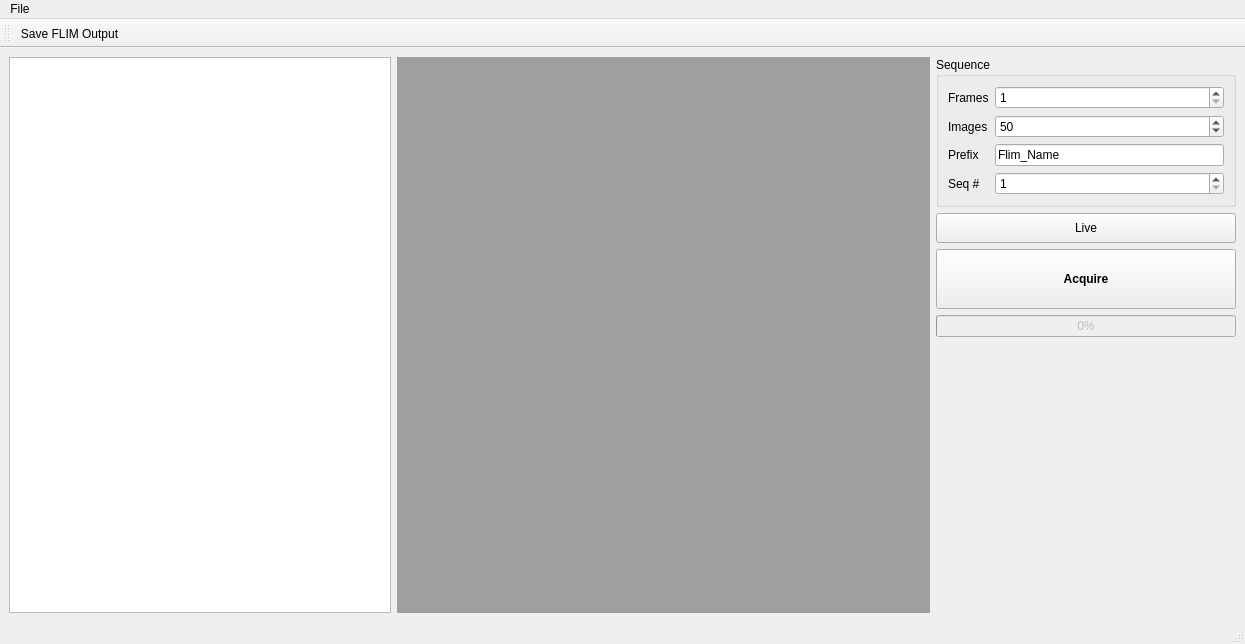
flimfit/Galene, file Source/flim-ui/FlimDisplay.ui: the form before one commit.
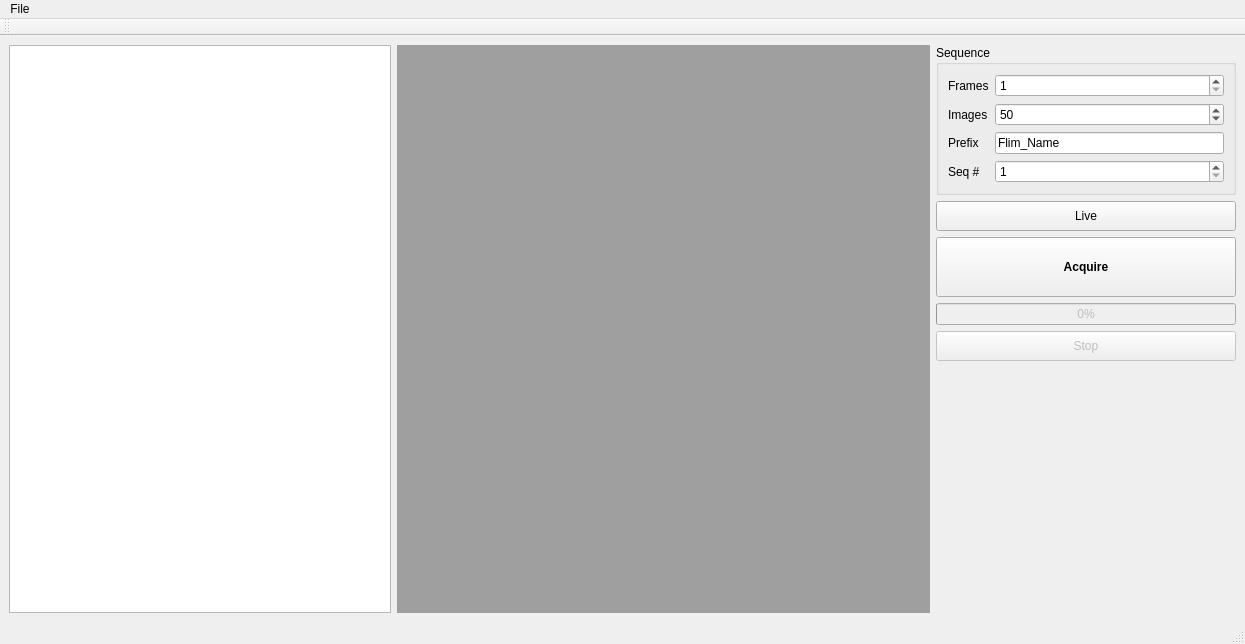
The form after the commit. Custom widgets are drawn as their Qt base class.

```diff
--- a/Source/flim-ui/FlimDisplay.ui
+++ b/Source/flim-ui/FlimDisplay.ui
@@ -29,7 +29,7 @@
          </size>
         </property>
         <property name="spacing">
-         <number>10</number>
+         <number>5</number>
         </property>
        </widget>
       </item>
@@ -196,6 +196,22 @@
          </property>
         </widget>
        </item>
+       <item>
+        <widget class="QPushButton" name="stop_button">
+         <property name="enabled">
+          <bool>false</bool>
+         </property>
+         <property name="minimumSize">
+          <size>
+           <width>0</width>
+           <height>30</height>
+          </size>
+         </property>
+         <property name="text">
+          <string>Stop</string>
+         </property>
+        </widget>
+       </item>
        <item>
         <spacer name="verticalSpacer">
          <property name="orientation">
@@ -264,7 +280,6 @@
    <attribute name="toolBarBreak">
     <bool>false</bool>
    </attribute>
-   <addaction name="save_flim_action"/>
   </widget>
   <action name="acquire_background_action">
    <property name="text">
```
Left out of the diff: 2 changed lines with no effect on the pictures.
